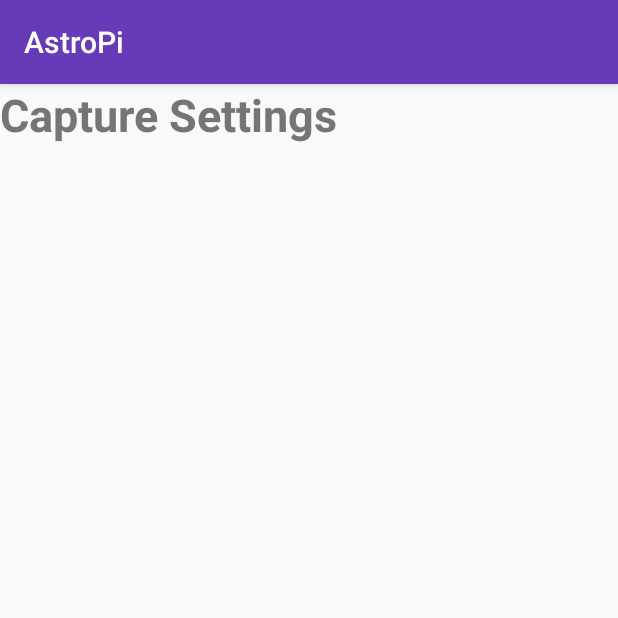
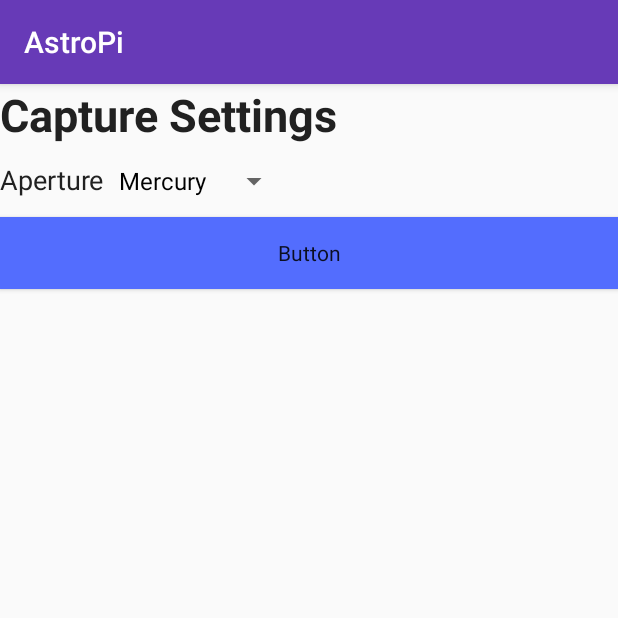
Before and after one commit to bobbutnotbob/AstroPi, an Android app: the screen it shows after launch (MainActivity), on a phone screen of 412 x 824 dp, the top half of it. Run offline under Robolectric (Android 15) with nearby library versions, the phone set to English and light mode, and no system bars.

Commit message:
+Added dropdown with example text

```diff
--- a/app/build.gradle
+++ b/app/build.gradle
@@ -31,4 +31,5 @@ dependencies {
     testImplementation 'junit:junit:4.12'
     androidTestImplementation 'androidx.test.ext:junit:1.1.1'
     androidTestImplementation 'androidx.test.espresso:espresso-core:3.2.0'
+    implementation 'com.google.android.material:material:1.1.0'
 }
--- a/app/src/main/java/com/example/astropi/MainActivity.java
+++ b/app/src/main/java/com/example/astropi/MainActivity.java
@@ -3,6 +3,9 @@ package com.example.astropi;
 import androidx.appcompat.app.AppCompatActivity;
 
 import android.os.Bundle;
+import android.view.View;
+import android.widget.ArrayAdapter;
+import android.widget.Spinner;
 
 public class MainActivity extends AppCompatActivity {
 
@@ -10,5 +13,13 @@ public class MainActivity extends AppCompatActivity {
     protected void onCreate(Bundle savedInstanceState) {
         super.onCreate(savedInstanceState);
         setContentView(R.layout.activity_main);
+        Spinner spinner = (Spinner) findViewById(R.id.spinner);
+        ArrayAdapter<CharSequence> adapter = ArrayAdapter.createFromResource(this, R.array.planets_array, android.R.layout.simple_spinner_dropdown_item);
+        adapter.setDropDownViewResource(android.R.layout.simple_spinner_dropdown_item);
+        spinner.setAdapter(adapter);
+    }
+
+    public void sendMessage(View view) {
+        // Do someth
     }
 }
--- a/app/src/main/res/layout/activity_main.xml
+++ b/app/src/main/res/layout/activity_main.xml
@@ -11,9 +11,41 @@
         android:id="@+id/textView"
         android:layout_width="match_parent"
         android:layout_height="wrap_content"
-        android:text="Capture Settings"
+        android:text="@string/capture_settings"
         android:textAppearance="@style/TextAppearance.AppCompat.Display1"
-        android:textColor="@color/colorSecondaryText"
+        android:textColor="@color/colorPrimaryText"
         android:textSize="30sp"
         android:textStyle="bold" />
+
+    <LinearLayout
+        android:layout_width="match_parent"
+        android:layout_height="wrap_content"
+        android:orientation="horizontal">
+
+        <TextView
+            android:id="@+id/aperture"
+            android:layout_width="wrap_content"
+            android:layout_height="wrap_content"
+            android:text="Aperture"
+            android:textAppearance="@style/TextAppearance.AppCompat.Display1"
+            android:textColor="@color/colorPrimaryText"
+            android:textSize="18sp"/>
+
+        <Spinner
+            android:id="@+id/spinner"
+            android:layout_width="wrap_content"
+            android:layout_height="wrap_content"
+            android:gravity="end"/>
+
+    </LinearLayout>
+
+    <Button
+        android:id="@+id/button"
+        style="@style/AppTheme"
+        android:layout_width="match_parent"
+        android:layout_height="wrap_content"
+        android:background="@color/colorAccent"
+        android:onClick="sendMessage"
+        android:text="Button" />
+
 </LinearLayout>
--- a/app/src/main/res/values/strings.xml
+++ b/app/src/main/res/values/strings.xml
@@ -1,3 +1,14 @@
 <resources>
     <string name="app_name">AstroPi</string>
+    <string name="capture_settings">Capture Settings</string>
+    <string-array name="planets_array">
+        <item>Mercury</item>
+        <item>Venus</item>
+        <item>Earth</item>
+        <item>Mars</item>
+        <item>Jupiter</item>
+        <item>Saturn</item>
+        <item>Uranus</item>
+        <item>Neptune</item>
+    </string-array>
 </resources>
```
